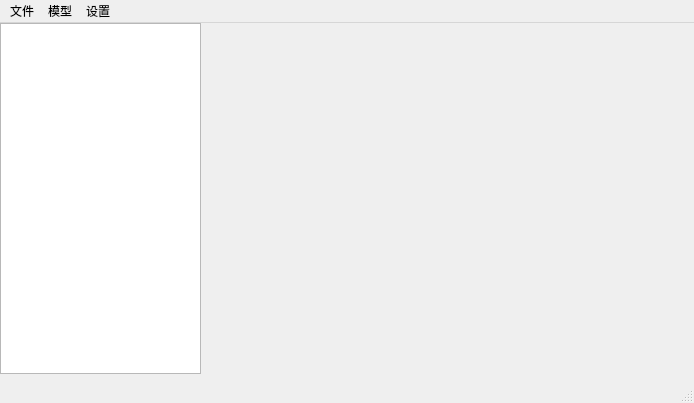
Above: projectFiles/ui/mainWindow.ui from kaoxing/seg before the change. Below: the same form after it.
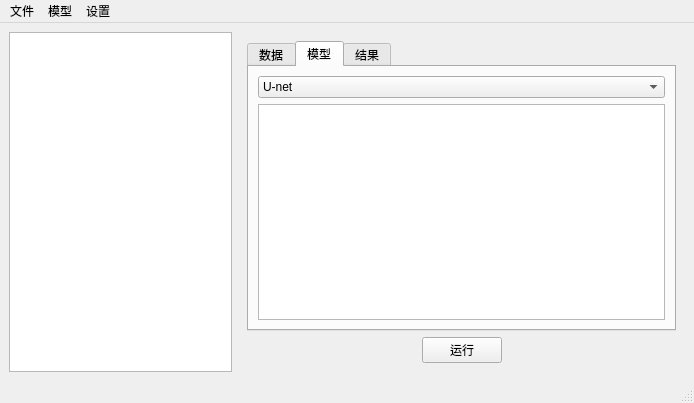
That is the form after the change. The open tabs and pages were chosen to show the change.

Commit message: 更新了软件界面框架

Diff of the .ui file:
```diff
--- a/projectFiles/ui/mainWindow.ui
+++ b/projectFiles/ui/mainWindow.ui
@@ -14,16 +14,112 @@
    <string>MainWindow</string>
   </property>
   <widget class="QWidget" name="centralwidget">
-   <widget class="QTreeView" name="treeView">
-    <property name="geometry">
-     <rect>
-      <x>0</x>
-      <y>0</y>
-      <width>201</width>
-      <height>351</height>
-     </rect>
-    </property>
-   </widget>
+   <layout class="QHBoxLayout" name="horizontalLayout_4" stretch="1,2">
+    <item>
+     <widget class="QTreeView" name="treeView"/>
+    </item>
+    <item>
+     <widget class="QWidget" name="widget" native="true">
+      <layout class="QVBoxLayout" name="verticalLayout_2">
+       <item>
+        <widget class="QTabWidget" name="tabWidget">
+         <property name="currentIndex">
+          <number>2</number>
+         </property>
+         <widget class="QWidget" name="tab">
+          <attribute name="title">
+           <string>数据</string>
+          </attribute>
+          <layout class="QHBoxLayout" name="horizontalLayout_2">
+           <item>
+            <widget class="QTextEdit" name="textEdit_2">
+             <property name="readOnly">
+              <bool>true</bool>
+             </property>
+            </widget>
+           </item>
+          </layout>
+         </widget>
+         <widget class="QWidget" name="tab_2">
+          <attribute name="title">
+           <string>模型</string>
+          </attribute>
+          <layout class="QVBoxLayout" name="verticalLayout">
+           <item>
+            <widget class="QComboBox" name="comboBox">
+             <item>
+              <property name="text">
+               <string>U-net</string>
+              </property>
+             </item>
+            </widget>
+           </item>
+           <item>
+            <widget class="QTextEdit" name="textEdit_3">
+             <property name="readOnly">
+              <bool>true</bool>
+             </property>
+            </widget>
+           </item>
+          </layout>
+         </widget>
+         <widget class="QWidget" name="tab_3">
+          <attribute name="title">
+           <string>结果</string>
+          </attribute>
+          <layout class="QHBoxLayout" name="horizontalLayout">
+           <item>
+            <widget class="QTextEdit" name="textEdit">
+             <property name="readOnly">
+              <bool>true</bool>
+             </property>
+            </widget>
+           </item>
+          </layout>
+         </widget>
+        </widget>
+       </item>
+       <item>
+        <layout class="QHBoxLayout" name="horizontalLayout_3">
+         <item>
+          <spacer name="horizontalSpacer_2">
+           <property name="orientation">
+            <enum>Qt::Horizontal</enum>
+           </property>
+           <property name="sizeHint" stdset="0">
+            <size>
+             <width>40</width>
+             <height>20</height>
+            </size>
+           </property>
+          </spacer>
+         </item>
+         <item>
+          <widget class="QPushButton" name="pushButton">
+           <property name="text">
+            <string>运行</string>
+           </property>
+          </widget>
+         </item>
+         <item>
+          <spacer name="horizontalSpacer">
+           <property name="orientation">
+            <enum>Qt::Horizontal</enum>
+           </property>
+           <property name="sizeHint" stdset="0">
+            <size>
+             <width>40</width>
+             <height>20</height>
+            </size>
+           </property>
+          </spacer>
+         </item>
+        </layout>
+       </item>
+      </layout>
+     </widget>
+    </item>
+   </layout>
   </widget>
   <widget class="QMenuBar" name="menubar">
    <property name="geometry">
```
The commit also changes 3 other files.
